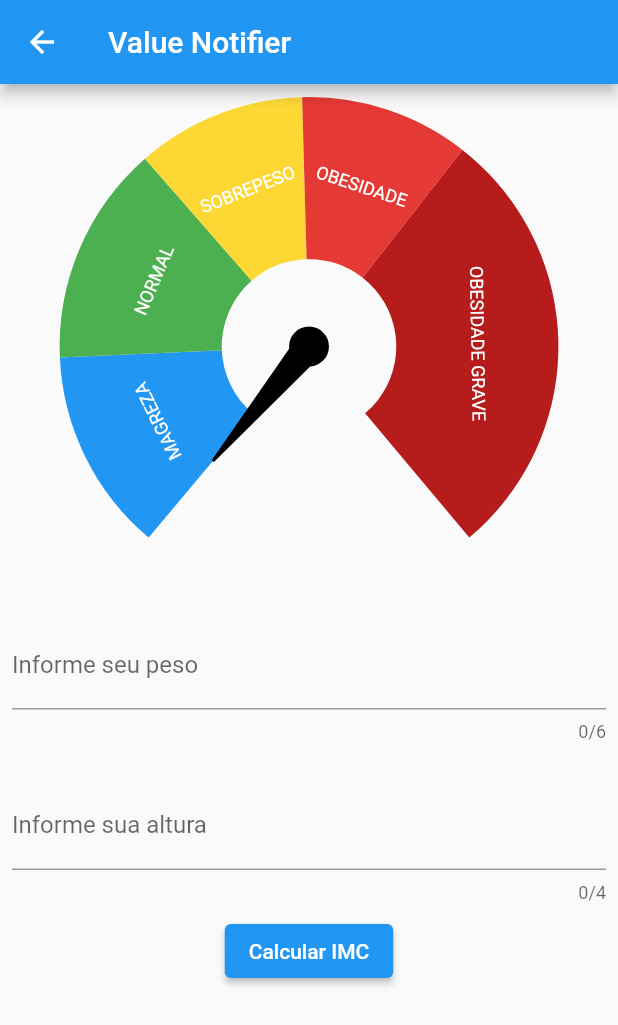
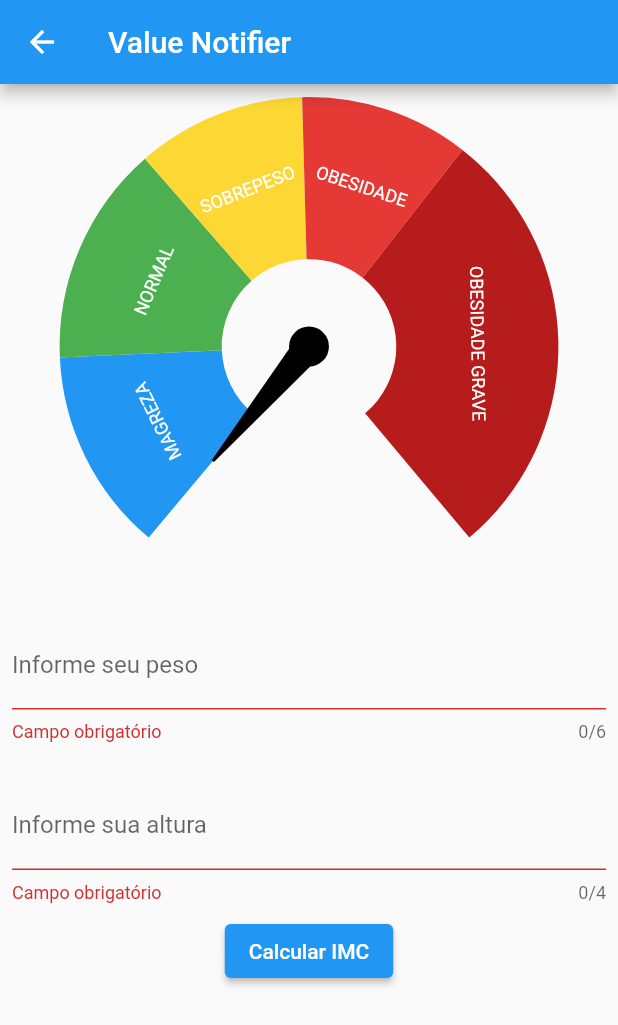
Before and after one commit to gazinmarks/IMC-calculator-default-state-manager, a Flutter app: the ValueNotifierPage screen opened by its route, after a tap on "Calcular IMC", on a phone screen of 412 x 824 dp. Shown: the top 1025 px of the screen. Run offline on Flutter 3.47's test engine with Material 2 defaults, Android fonts, the phone set to English and light mode, and no system bars; drawn by our look-alikes of syncfusion_flutter_gauges; our stand-ins replace currency_text_input_formatter.

Commit message:
feat: cálculo imc com ValueNotifier

```diff
--- a/lib/setState/set_state_page.dart
+++ b/lib/setState/set_state_page.dart
@@ -19,7 +19,8 @@ class _SetStatePageState extends State<SetStatePage> {
   final heightEC = TextEditingController();
   double imc = 0.0;
 
-  Future<void> _calculateIMC(double weight, double height) async {
+  Future<void> _calculateIMC(
+      {required double weight, required double height}) async {
     setState(() {
       imc = 0;
     });
@@ -113,7 +114,7 @@ class _SetStatePageState extends State<SetStatePage> {
                       final double height =
                           formatter.parse(heightEC.text) as double;
 
-                      _calculateIMC(weight, height);
+                      _calculateIMC(weight: weight, height: height);
                     }
                   },
                   child: const Text('Calcular IMC'),
--- a/lib/valueNotifier/value_notifier_page.dart
+++ b/lib/valueNotifier/value_notifier_page.dart
@@ -1,5 +1,8 @@
+import 'dart:math';
+
 import 'package:currency_text_input_formatter/currency_text_input_formatter.dart';
 import 'package:flutter/material.dart';
+import 'package:intl/intl.dart';
 
 import '../widgets/graphic_range.dart';
 
@@ -13,6 +16,15 @@ class ValueNotifierPage extends StatefulWidget {
 class _ValueNotifierPageState extends State<ValueNotifierPage> {
   final weightEC = TextEditingController();
   final heightEC = TextEditingController();
+  final formKey = GlobalKey<FormState>();
+  var imc = ValueNotifier(0.0);
+
+  Future<void> _calculateIMC(
+      {required double weight, required double height}) async {
+    imc.value = 0;
+    await Future.delayed(const Duration(seconds: 1));
+    imc.value = weight / pow(height, 2);
+  }
 
   @override
   void dispose() {
@@ -29,18 +41,32 @@ class _ValueNotifierPageState extends State<ValueNotifierPage> {
       ),
       body: SingleChildScrollView(
         child: Center(
+          child: Form(
+            key: formKey,
             child: Column(
               children: [
-              const GraphicRange(imc: 0),
+                ValueListenableBuilder<double>(
+                  valueListenable: imc,
+                  builder: (_, value, __) {
+                    return GraphicRange(imc: value);
+                  },
+                ),
                 Padding(
                   padding: const EdgeInsets.all(8.0),
                   child: TextFormField(
+                    validator: (String? value) {
+                      if (value == null || value.isEmpty) {
+                        return 'Campo obrigatório';
+                      }
+                      return null;
+                    },
                     controller: weightEC,
                     maxLength: 6,
                     inputFormatters: [
                       CurrencyTextInputFormatter(
                         decimalDigits: 2,
                         symbol: '',
+                        locale: 'pt_BR'
                       ),
                     ],
                     keyboardType: TextInputType.number,
@@ -54,10 +80,20 @@ class _ValueNotifierPageState extends State<ValueNotifierPage> {
                 Padding(
                   padding: const EdgeInsets.all(8.0),
                   child: TextFormField(
+                    validator: (String? value) {
+                      if (value == null || value.isEmpty) {
+                        return 'Campo obrigatório';
+                      }
+                      return null;
+                    },
                     controller: heightEC,
                     maxLength: 4,
                     inputFormatters: [
-                    CurrencyTextInputFormatter(decimalDigits: 2, symbol: ''),
+                      CurrencyTextInputFormatter(
+                        decimalDigits: 2,
+                        symbol: '',
+                        locale: 'pt_BR'
+                      ),
                     ],
                     keyboardType: TextInputType.number,
                     decoration:
@@ -65,13 +101,29 @@ class _ValueNotifierPageState extends State<ValueNotifierPage> {
                   ),
                 ),
                 ElevatedButton(
-                onPressed: () {},
+                  onPressed: () {
+                    final formValid = formKey.currentState?.validate() ?? false;
+
+                    if (formValid) {
+                      final formatter = NumberFormat.simpleCurrency(
+                        locale: 'pt_BR',
+                        decimalDigits: 2,
+                      );
+                      final double weight =
+                          formatter.parse(weightEC.text) as double;
+                      final double height =
+                          formatter.parse(heightEC.text) as double;
+
+                      _calculateIMC(weight: weight, height: height);
+                    }
+                  },
                   child: const Text('Calcular IMC'),
                 ),
               ],
             ),
           ),
         ),
+      ),
     );
   }
 }
```
Lines whose indentation alone changed are shown as unchanged.
